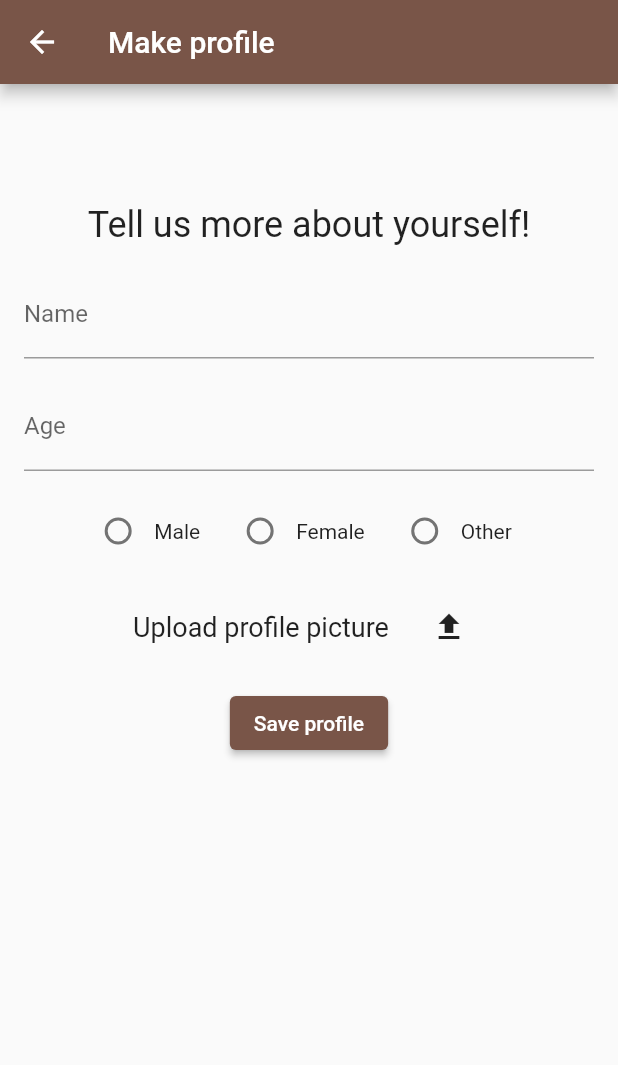
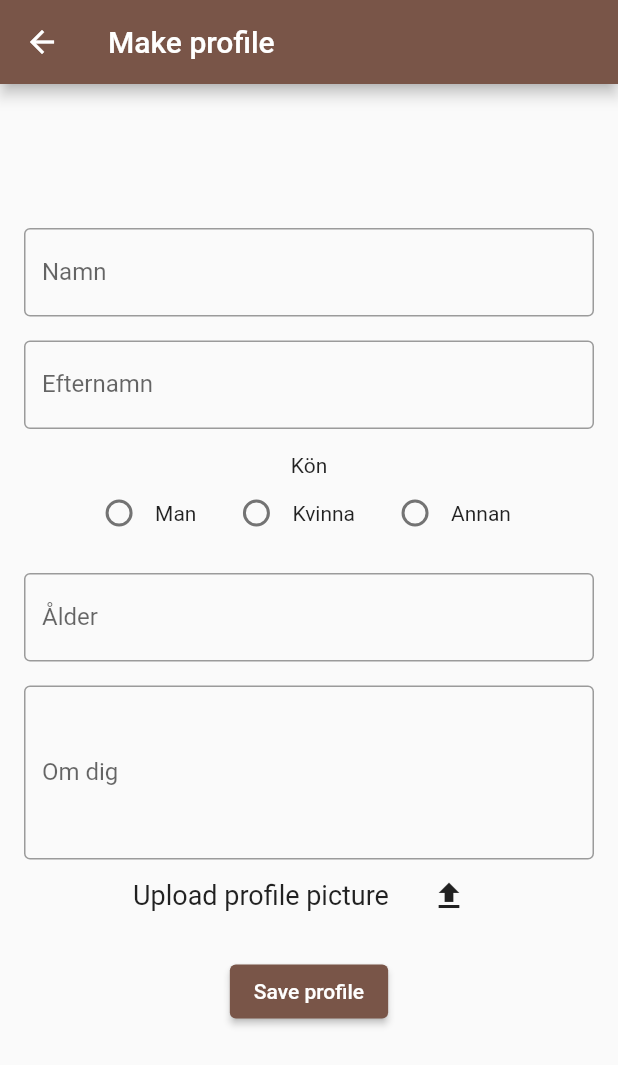
Before and after one commit to joas47/Bark_Buddy, a Flutter app: the MakeProfilePage screen opened by its route, on a phone screen of 412 x 824 dp. Shown: the top 1065 px of the screen. Run offline on Flutter 3.47's test engine with Material 2 defaults, Android fonts, the phone set to English and light mode, and no system bars; our stand-ins replace cloud_firestore, firebase_auth, firebase_core, image_picker; accounts and stored records are empty.

Commit message:
rearranged the layout on the make_profile_page.dart page to match the Figma prototype

```diff
--- a/lib/make_profile_page.dart
+++ b/lib/make_profile_page.dart
@@ -2,6 +2,17 @@ import 'package:cross_platform_test/database_handler.dart';
 import 'package:flutter/material.dart';
 import 'package:image_picker/image_picker.dart';
 import 'file_selector_handler.dart';
+
+/*
+Layout:
+Namn field
+Efternamn field
+Kön radio buttons
+Ålder field
+Om dig textbox
+Ladda upp Bild button
+Registrera din profil button
+ */
 
 class MakeProfilePage extends StatefulWidget {
   const MakeProfilePage({super.key});
@@ -11,14 +22,16 @@ class MakeProfilePage extends StatefulWidget {
 }
 
 class _MakeProfilePageState extends State<MakeProfilePage> {
-  String _name = '';
+  String _fName = '';
+  String _lName = '';
   int _age = 0;
   String _gender = '';
   XFile? _profilePic;
 
-  final List<String> _genderOptions = ['Male', 'Female', 'Other'];
+  final List<String> _genderOptions = ['Man', 'Kvinna', 'Annan'];
 
-  final _nameController = TextEditingController();
+  final _fNameController = TextEditingController();
+  final _lNameController = TextEditingController();
   final _ageController = TextEditingController();
 
   @override
@@ -34,33 +47,32 @@ class _MakeProfilePageState extends State<MakeProfilePage> {
             mainAxisAlignment: MainAxisAlignment.center,
             children: [
               const SizedBox(height: 64.0),
-              const Text(
-                'Tell us more about yourself!',
-                style: TextStyle(fontSize: 24.0),
-              ),
               const SizedBox(height: 16.0),
               TextField(
-                controller: _nameController,
+                controller: _fNameController,
                 decoration: const InputDecoration(
-                  labelText: 'Name',
+                  labelText: 'Namn',
+                  border: OutlineInputBorder(),
                 ),
                 keyboardType: TextInputType.name,
                 onChanged: (value) {
-                  _name = value;
+                  _fName = value;
                 },
               ),
               const SizedBox(height: 16.0),
               TextField(
-                controller: _ageController,
-                decoration: const InputDecoration(
-                  labelText: 'Age',
-                ),
-                keyboardType: TextInputType.number,
-                onChanged: (value) {
-                  _age = int.tryParse(value) ?? 0;
-                },
-              ),
+                  controller: _lNameController,
+                  decoration: const InputDecoration(
+                    labelText: 'Efternamn',
+                    border: OutlineInputBorder(),
+                  ),
+                  keyboardType: TextInputType.name,
+                  onChanged: (value) {
+                    _lName = value;
+                  }),
               const SizedBox(height: 16.0),
+              // TODO: move this Text so it's next to the radio buttons instead of above.
+              const Text('Kön'),
               Row(
                 mainAxisAlignment: MainAxisAlignment.center,
                 children: _genderOptions
@@ -82,12 +94,33 @@ class _MakeProfilePageState extends State<MakeProfilePage> {
                     .toList(),
               ),
               const SizedBox(height: 16.0),
+              TextField(
+                controller: _ageController,
+                decoration: const InputDecoration(
+                  labelText: 'Ålder',
+                  border: OutlineInputBorder(),
+                ),
+                keyboardType: TextInputType.number,
+                onChanged: (value) {
+                  _age = int.tryParse(value) ?? 0;
+                },
+              ),
+              const SizedBox(height: 16.0),
+              const TextField(
+                keyboardType: TextInputType.multiline,
+                minLines: 4,
+                maxLines: null,
+                decoration: InputDecoration(
+                  labelText: 'Om dig',
+                  border: OutlineInputBorder(),
+                ),
+              ),
               _buildProfilePictureUploadButton(),
               const SizedBox(height: 16.0),
               Builder(builder: (BuildContext context) {
                 return ElevatedButton(
                   onPressed: () {
-                    if (_name.isNotEmpty &&
+                    if (_fName.isNotEmpty &&
                         !_age.isNegative &&
                         !_age.isNaN &&
                         _gender.isNotEmpty &&
@@ -95,7 +128,7 @@ class _MakeProfilePageState extends State<MakeProfilePage> {
                       // TODO: save owner to database
                       //Owner owner = Owner(_name, _age, _gender);
                       DatabaseHandler.addUserToDatabase(
-                          _name, _age, _gender, _profilePic!);
+                          _fName, _age, _gender, _profilePic!);
                       Navigator.pushNamed(context, '/register-dog');
                     } else {
                       ScaffoldMessenger.of(context).showSnackBar(
```
